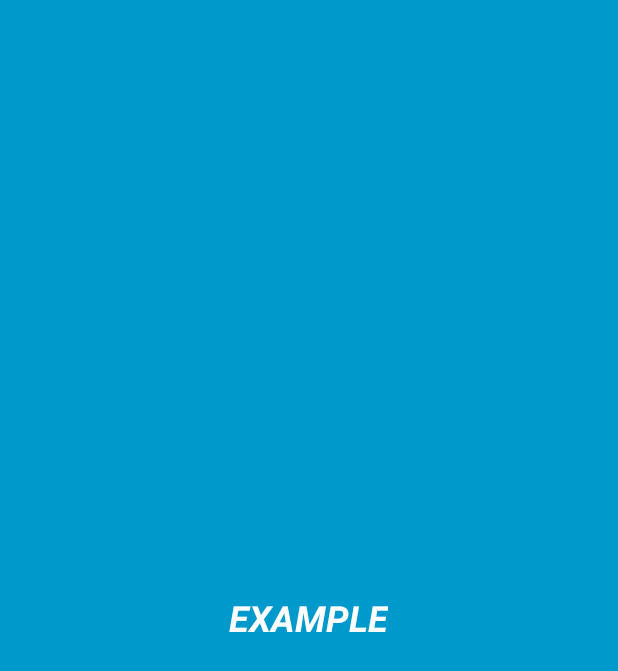
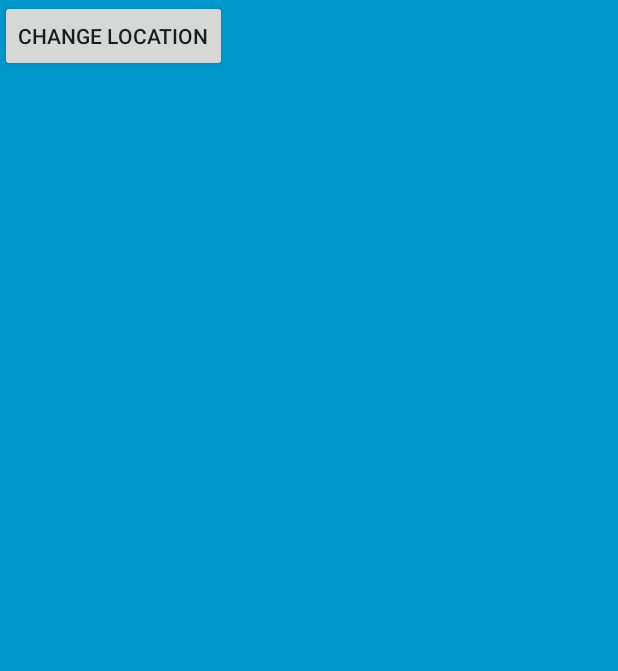
Before and after one commit to v1nnyc/DejaPhoto, an Android app: the layout location_change_widget.xml on its own in the app's theme, with its tools: preview values and no code run, on a phone screen of 412 x 824 dp. Shown: the top 671 px of the screen. Run offline under Robolectric (Android 15) with nearby library versions, the phone set to English and light mode, and no system bars.

Commit message:
Story 9, User can edit location

```diff
--- a/app/build.gradle
+++ b/app/build.gradle
@@ -38,4 +38,5 @@ dependencies {
 
 
 
+
 apply plugin: 'com.google.gms.google-services'
--- a/app/src/main/AndroidManifest.xml
+++ b/app/src/main/AndroidManifest.xml
@@ -123,6 +123,8 @@
                 android:name="android.appwidget.provider"
                 android:resource="@xml/location_change_widget_info" />
         </receiver>
+
+        <activity android:name=".ChangeLocation"></activity>
     </application>
 
 </manifest>
--- a/app/src/main/java/comv1nnycdejaphoto/github/dejaphoto/Picture.java
+++ b/app/src/main/java/comv1nnycdejaphoto/github/dejaphoto/Picture.java
@@ -78,6 +78,10 @@ public class Picture {
     public String getDate(){return dateTaken;}
     public int getLikes() { return likes;}
 
+    public void setLocation(String newLocation){
+        location = newLocation;
+    }
+
     public boolean isEqual(Picture other){
         /*If other is null, it must be different then an exist object*/
         if(other == null)
--- a/app/src/main/res/layout/changelocation.xml
+++ b/app/src/main/res/layout/changelocation.xml
@@ -19,6 +19,7 @@
         android:layout_height="wrap_content">
 
         <EditText
+            android:id="@+id/location"
             android:layout_width="280dp"
             android:layout_height="40dp"
             android:layout_marginLeft="15dp"
@@ -26,6 +27,7 @@
             android:background="@drawable/edittextstyle" />
 
         <ImageButton
+            android:id="@+id/applychange"
             android:layout_width="35dp"
             android:layout_height="35dp"
             android:background="@drawable/save"
--- a/app/src/main/res/layout/location_change_widget.xml
+++ b/app/src/main/res/layout/location_change_widget.xml
@@ -4,18 +4,17 @@
     android:background="#09C"
     android:padding="@dimen/widget_margin">
 
-    <TextView
-        android:id="@+id/appwidget_text"
+    <LinearLayout
         android:layout_width="wrap_content"
         android:layout_height="wrap_content"
-        android:layout_centerHorizontal="true"
-        android:layout_centerVertical="true"
-        android:layout_margin="8dp"
-        android:background="#09C"
-        android:contentDescription="@string/appwidget_text"
-        android:text="@string/appwidget_text"
-        android:textColor="#ffffff"
-        android:textSize="24sp"
-        android:textStyle="bold|italic" />
+        android:orientation="horizontal">
+        <Button
+            android:id="@+id/change"
+            android:layout_width="wrap_content"
+            android:layout_height="wrap_content"
+            android:text="Change Location"/>
+
+    </LinearLayout>
+
 
 </RelativeLayout>
```
Also changed, not shown: app/src/main/java/comv1nnycdejaphoto/github/dejaphoto/ChangeLocation.java (added, +68 -0 lines), app/src/main/java/comv1nnycdejaphoto/github/dejaphoto/LocationChangeWidget.java (+28 -3 lines), app/src/main/res/layout/activity_change_location.xml (added, +9 -0 lines).
